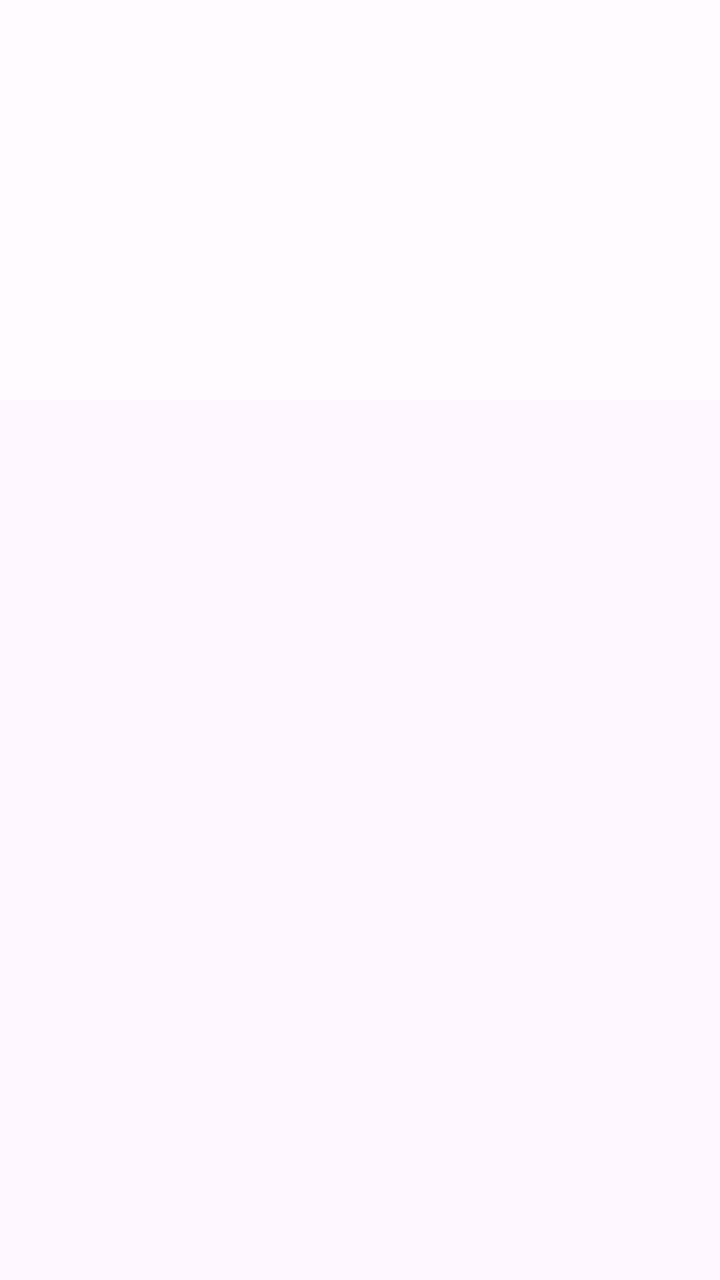
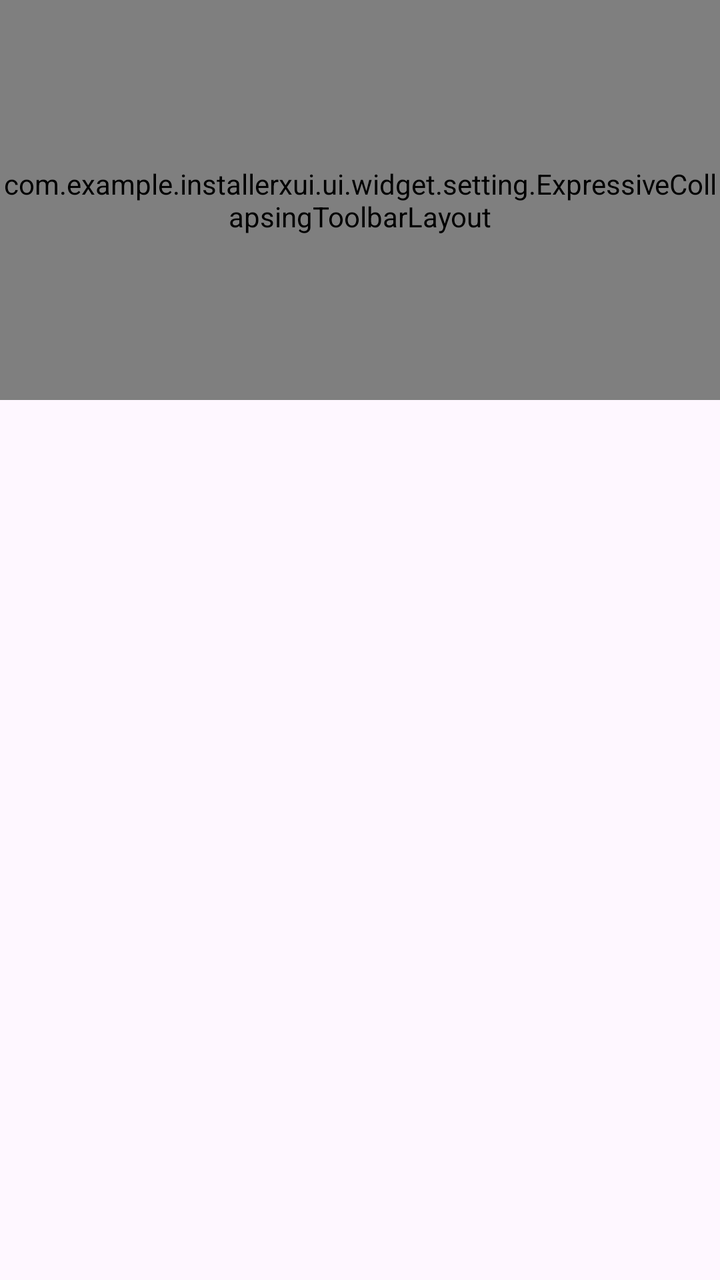

Screens rendered from an Android XML layout before and after an edit, with the pre-edit source and the edit as a unified diff.
<!-- AndroidManifest.xml: application theme Theme.InstallerXUI -->
<!-- res/layout/activity_preference.xml -->
<?xml version="1.0" encoding="utf-8"?>
<androidx.coordinatorlayout.widget.CoordinatorLayout
    xmlns:android="http://schemas.android.com/apk/res/android"
    xmlns:app="http://schemas.android.com/apk/res-auto"
    android:layout_width="match_parent"
    android:layout_height="match_parent"
    android:fitsSystemWindows="true">

    <com.google.android.material.appbar.AppBarLayout
        android:id="@+id/app_bar"
        android:layout_width="match_parent"
        android:layout_height="wrap_content"
        android:background="@color/background"
        android:fitsSystemWindows="true">

        <com.google.android.material.appbar.CollapsingToolbarLayout
            android:id="@+id/collapsing_toolbar"
            android:layout_width="match_parent"
            android:layout_height="200dp"
            android:fitsSystemWindows="true"
            app:contentScrim="@color/background"
            app:expandedTitleGravity="bottom|start"
            app:expandedTitleMarginStart="24dp"
            app:expandedTitleMarginBottom="24dp"
            app:collapsedTitleGravity="start"
            app:collapsedTitleTextColor="@color/on_background"
            app:expandedTitleTextColor="@color/on_background"
            app:expandedTitleTextAppearance="@style/CollapsingToolbarSampleLargeTitle"
            app:layout_scrollFlags="scroll|exitUntilCollapsed">

            <androidx.appcompat.widget.Toolbar
                android:id="@+id/action_bar"
                android:layout_width="match_parent"
                android:layout_height="?attr/actionBarSize"
                android:background="@android:color/transparent"
                android:theme="@style/ThemeOverlay.MaterialComponents.Light"
                app:layout_collapseMode="pin"
                app:popupTheme="@style/ThemeOverlay.MaterialComponents.Light" />

        </com.google.android.material.appbar.CollapsingToolbarLayout>
    </com.google.android.material.appbar.AppBarLayout>

    <FrameLayout
        android:id="@+id/content_frame"
        android:layout_width="match_parent"
        android:layout_height="match_parent"
        app:layout_behavior="@string/appbar_scrolling_view_behavior" />

</androidx.coordinatorlayout.widget.CoordinatorLayout>
<!-- resources referenced by this layout -->
<resources>
  <color name="background">#FFFBFE</color>
  <color name="on_background">#1C1B1F</color>
  <style name="CollapsingToolbarSampleLargeTitle">
          <item name="android:textSize">32sp</item>
          <item name="android:textColor">@color/on_background</item>
          <item name="android:textStyle">bold</item>
          <item name="android:fontFamily">sans-serif-medium</item>
      </style>
  <style name="Theme.InstallerXUI" parent="Theme.Material3.DayNight.NoActionBar" />
</resources>

<!-- the commit's change to res/layout/activity_preference.xml (unified diff, before → after) -->
@@ -13,7 +13,7 @@
         android:background="@color/background"
         android:fitsSystemWindows="true">
 
-        <com.google.android.material.appbar.CollapsingToolbarLayout
+        <com.example.installerxui.ui.widget.setting.ExpressiveCollapsingToolbarLayout
             android:id="@+id/collapsing_toolbar"
             android:layout_width="match_parent"
             android:layout_height="200dp"
@@ -35,9 +35,19 @@
                 android:background="@android:color/transparent"
                 android:theme="@style/ThemeOverlay.MaterialComponents.Light"
                 app:layout_collapseMode="pin"
-                app:popupTheme="@style/ThemeOverlay.MaterialComponents.Light" />
+                app:popupTheme="@style/ThemeOverlay.MaterialComponents.Light">
 
-        </com.google.android.material.appbar.CollapsingToolbarLayout>
+                
+                <androidx.compose.ui.platform.ComposeView
+                    android:id="@+id/back_button_container"
+                    android:layout_width="48dp"
+                    android:layout_height="48dp"
+                    android:layout_gravity="start|center_vertical"
+                    android:layout_marginStart="4dp" />
+
+            </androidx.appcompat.widget.Toolbar>
+
+        </com.example.installerxui.ui.widget.setting.ExpressiveCollapsingToolbarLayout>
     </com.google.android.material.appbar.AppBarLayout>
 
     <FrameLayout
